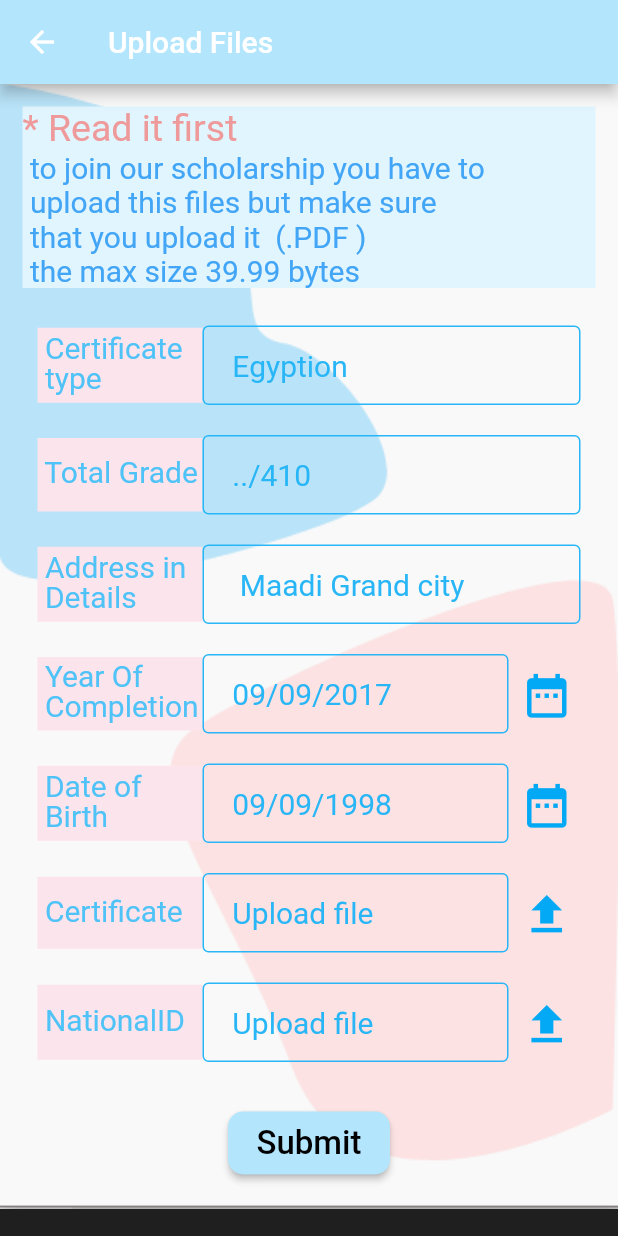
After one commit to Zizu098/Zoda2020, a Flutter app: the Upload screen opened directly, on a phone screen of 412 x 824 dp. The commit adds this screen. Run offline on Flutter 3.47's test engine with Material 2 defaults, Android fonts, the phone set to English and light mode, and no system bars; our stand-ins replace cloud_firestore, dio, email_validator, firebase_auth, firebase_storage, flutter_spinkit and 5 more; missing offline and left inert: custom_switch; accounts and stored records are empty; network calls fail; Roboto replaces fonts that are missing (Georgia, OverpassRegular).

Commit message:
Upload Files Page

```diff
--- a/lib/screens/Home/home.dart
+++ b/lib/screens/Home/home.dart
@@ -397,7 +397,7 @@ class _HomeScreenBottomPartState extends State<HomeScreenBottomPart> {
       child: Column(
         children: [
           Padding(
-            padding: const EdgeInsets.only(right:40.0, left: 40.0),
+            padding: const EdgeInsets.only(right:20.0, left: 20.0),
             child: Card(
               color: Colors.blue[50],
               child: Padding(
--- /dev/null
+++ b/lib/screens/Home/upload.dart
@@ -0,0 +1,514 @@
+import 'package:custom_switch/custom_switch.dart';
+import 'package:firebase_auth/firebase_auth.dart';
+import 'package:flutter/material.dart';
+import 'package:zoda/components/loading/loading.dart';
+import 'package:zoda/database.services/auth.dart';
+import 'package:zoda/database.services/user.service.dart';
+import 'package:zoda/models/userDetail.dart';
+import 'package:zoda/screens/Home/home.dart';
+import 'package:zoda/screens/Home/profile.dart';
+
+class Upload extends StatefulWidget {
+  @override
+  _UploadState createState() => _UploadState();
+}
+
+class _UploadState extends State<Upload> {
+  UserService _userServ = new UserService();
+  final AuthService _auth = AuthService();
+  UserDetail user = new UserDetail();
+  List<UserDetail> u, c;
+
+  var url;
+
+  bool infoWindowVisible = false;
+  bool status = false;
+  String userId;
+  Future<void> getUser() async {
+    FirebaseUser userData = await FirebaseAuth.instance.currentUser();
+    setState(() {
+      userId = userData.uid;
+    });
+    _userServ.getById(userId).then((value) => {
+          this.setState(() {
+            user = value;
+          }),
+          print(user)
+        });
+  }
+
+  void initState() {
+    getUser();
+  }
+
+  createContactPopUp(BuildContext context) {
+    if (!infoWindowVisible) {
+      return showDialog(
+          context: context,
+          builder: (context) {
+            return AlertDialog(
+              title: Text('Contact us'),
+              content: Text('+20 0109 1477 247'),
+              actions: <Widget>[
+                MaterialButton(
+                  elevation: 5.0,
+                  child: Text('Ok'),
+                  onPressed: () {
+                    setState(() {
+                      infoWindowVisible = true;
+                      Navigator.pop(context);
+                    });
+                  },
+                )
+              ],
+            );
+          });
+    }
+  }
+
+  createSettingsPopUp(BuildContext context) {
+    if (!infoWindowVisible) {
+      return showDialog(
+          context: context,
+          builder: (context) {
+            return AlertDialog(
+              title: Text('Settings'),
+              content: Row(
+                mainAxisAlignment: MainAxisAlignment.spaceBetween,
+                children: <Widget>[
+                  Text('Dark mode'),
+                  CustomSwitch(
+                    activeColor: Colors.black,
+                    value: status,
+                    onChanged: (value) {
+                      setState(() {
+                        status = value;
+                        if (status) {
+                          bkColor = Colors.black;
+                        } else {
+                          bkColor = Colors.lightBlue[300];
+                        }
+                      });
+                    },
+                  ),
+                ],
+              ),
+              actions: <Widget>[
+                MaterialButton(
+                  elevation: 5.0,
+                  child: Text('Ok'),
+                  onPressed: () {
+                    setState(() {
+                      infoWindowVisible = true;
+                      Navigator.pop(context);
+                    });
+                  },
+                )
+              ],
+            );
+          });
+    }
+  }
+
+  @override
+  Widget build(BuildContext context) {
+    if (user == null) return Loading();
+    return Scaffold(
+      resizeToAvoidBottomPadding: false,
+      appBar: AppBar(
+        title: Text('Upload Files'),
+        backgroundColor: Colors.lightBlue[100],
+      ),
+
+      body: ListView(
+        children: [
+          Container(
+            height: 750,
+            decoration: new BoxDecoration(
+                image: new DecorationImage(
+                    image: AssetImage("img/upload.png"),
+                    fit: BoxFit.fill,
+                    repeat: ImageRepeat.noRepeat)),
+            child: Column(
+              children: [
+                Padding(
+                  padding: const EdgeInsets.all(15.0),
+                  child: Container(
+                    color: Colors.lightBlue[50],
+                    child: Column(
+                      children: [
+                        Row(
+                          children: [
+                            Text(
+                              '* Read it first',
+                              style: TextStyle(
+                                  fontSize: 25, color: Colors.red[200]),
+                            )
+                          ],
+                        ),
+                        Row(
+                          children: [
+                            Text(
+                              ' to join our scholarship you have to \n upload this files but make sure\n that you upload it  (.PDF )\n the max size 39.99 bytes',
+                              style: TextStyle(
+                                  fontSize: 20, color: Colors.blue[400]),
+                              maxLines: 15,
+                            )
+                          ],
+                        )
+                      ],
+                    ),
+                  ),
+                ),
+                Column(
+                  children: [
+                    Padding(
+                      padding: const EdgeInsets.only(
+                          top: 10.0, right: 25.0, left: 25.0, bottom: 10.0),
+                      child: Row(
+                        children: [
+                          Container(
+                            color: Colors.pink[50],
+                            width: 110,
+                            child: Padding(
+                              padding:
+                                  const EdgeInsets.only(top: 5.0, bottom: 5.0),
+                              child: Text(
+                                ' Certificate\n type ',
+                                style: TextStyle(
+                                    fontSize: 20,
+                                    height: 1.0,
+                                    color: Colors.lightBlue[300]),
+                              ),
+                            ),
+                          ),
+                          Flexible(
+                            child: TextFormField(
+                              style: TextStyle(
+                                  color: Colors.lightBlue[500], fontSize: 20),
+                              decoration: InputDecoration(
+                                enabledBorder: OutlineInputBorder(
+                                  borderSide: BorderSide(
+                                    color: Colors.lightBlue[400],
+                                    width: 1.0,
+                                  ),
+                                ),
+                                contentPadding: new EdgeInsets.symmetric(
+                                    vertical: 15.0, horizontal: 10.0),
+                                hintText: '  Egyption ',
+                                hintStyle: TextStyle(
+                                    color: Colors.lightBlue[400], fontSize: 20.0),
+                              ),
+                              keyboardType: TextInputType.text,
+                            ),
+                          )
+                        ],
+                      ),
+                    ),
+                    Padding(
+                      padding: const EdgeInsets.only(
+                          top: 10.0, right: 25.0, left: 25.0, bottom: 10.0),
+                      child: Row(
+                        children: [
+                          Container(
+                            color: Colors.pink[50],
+                            width: 110,
+                            child: Padding(
+                              padding: const EdgeInsets.only(
+                                  bottom: 15.0, top: 14.0),
+                              child: Text(
+                                ' Total Grade ',
+                                style: TextStyle(
+                                    fontSize: 20,
+                                    height: 1.0,
+                                    color: Colors.lightBlue[300]),
+                              ),
+                            ),
+                          ),
+                          Flexible(
+                            child: TextFormField(
+                                style: TextStyle(
+                                    color: Colors.lightBlue[500], fontSize: 20),
+                                decoration: InputDecoration(
+                                  enabledBorder: OutlineInputBorder(
+                                  borderSide: BorderSide(
+                                    color: Colors.lightBlue[400],
+                                    width: 1.0,
+                                  ),
+                                ),
+                                contentPadding: new EdgeInsets.symmetric(vertical:15.0, horizontal: 10.0),
+                                  hintText: '  ../410 ',
+                                  hintStyle: TextStyle(
+                                      color: Colors.lightBlue[400], fontSize: 20.0),
+                                ),
+                                keyboardType: TextInputType.number),
+                          )
+                        ],
+                      ),
+                    ),
+                    Padding(
+                      padding: const EdgeInsets.only(
+                          top: 10.0, right: 25.0, left: 25.0, bottom: 10.0),
+                      child: Row(
+                        children: [
+                          Container(
+                            color: Colors.pink[50],
+                            width: 110,
+                            child: Padding(
+                              padding:
+                                  const EdgeInsets.only(top: 5.0, bottom: 5.0),
+                              child: Text(
+                                ' Address in \n Details ',
+                                style: TextStyle(
+                                    fontSize: 20,
+                                    height: 1.0,
+                                    color: Colors.lightBlue[300]),
+                              ),
+                            ),
+                          ),
+                          Flexible(
+                            child: TextFormField(
+                                style: TextStyle(
+                                    color: Colors.lightBlue[500], fontSize: 20),
+                                decoration: InputDecoration(
+                                  enabledBorder: OutlineInputBorder(
+                                  borderSide: BorderSide(
+                                    color: Colors.lightBlue[400],
+                                    width: 1.0,
+                                  ),
+                                ),
+                                contentPadding: new EdgeInsets.symmetric(vertical:15.0, horizontal: 10.0),
+                                  hintText: '   Maadi Grand city',
+                                  hintStyle: TextStyle(
+                                      color: Colors.lightBlue[400], fontSize: 20.0),
+                                ),
+                                keyboardType: TextInputType.text),
+                          )
+                        ],
+                      ),
+                    ),
+                    Padding(
+                      padding: const EdgeInsets.only(
+                          top: 10.0, right: 25.0, left: 25.0, bottom: 10.0),
+                      child: Row(
+                        children: [
+                          Container(
+                            color: Colors.pink[50],
+                            width: 110,
+                            child: Padding(
+                              padding:
+                                  const EdgeInsets.only(top: 4.0, bottom: 5.0),
+                              child: Text(
+                                ' Year Of\n Completion ',
+                                style: TextStyle(
+                                    fontSize: 20,
+                                    height: 1.0,
+                                    color: Colors.lightBlue[300]),
+                              ),
+                            ),
+                          ),
+                          Flexible(
+                            child: TextFormField(
+                                style: TextStyle(
+                                    color: Colors.lightBlue[500], fontSize: 20),
+                                decoration: InputDecoration(
+                                  enabledBorder: OutlineInputBorder(
+                                  borderSide: BorderSide(
+                                    color: Colors.lightBlue[400],
+                                    width: 1.0,
+                                  ),
+                                ),
+                                contentPadding: new EdgeInsets.symmetric(vertical:15.0, horizontal: 10.0),
+                                  hintText: '  09/09/2017 ',
+                                  hintStyle: TextStyle(
+                                      color: Colors.lightBlue[400], fontSize: 20.0),
+                                ),
+                                keyboardType: TextInputType.datetime),
+                          ),
+                          IconButton(
+                            icon: Icon(
+                              Icons.date_range,
+                              color: Colors.lightBlue[500],
+                              size: 35,
+                            ),
+                            onPressed: null,
+                          )
+                        ],
+                      ),
+                    ),
+                    Padding(
+                      padding: const EdgeInsets.only(
+                          top: 10.0, right: 25.0, left: 25.0, bottom: 10.0),
+                      child: Row(
+                        children: [
+                          Container(
+                            color: Colors.pink[50],
+                            width: 110,
+                            child: Padding(
+                              padding:
+                                  const EdgeInsets.only(bottom: 5.0, top: 5.0),
+                              child: Text(
+                                ' Date of \n Birth ',
+                                style: TextStyle(
+                                    fontSize: 20,
+                                    height: 1.0,
+                                    color: Colors.lightBlue[300]),
+                              ),
+                            ),
+                          ),
+                          Flexible(
+                            child: TextFormField(
+                              style: TextStyle(
+                                  color: Colors.lightBlue[500], fontSize: 20),
+                              decoration: InputDecoration(
+                                enabledBorder: OutlineInputBorder(
+                                  borderSide: BorderSide(
+                                    color: Colors.lightBlue[400],
+                                    width: 1.0,
+                                  ),
+                                ),
+                                contentPadding: new EdgeInsets.symmetric(vertical:15.0, horizontal: 10.0),
+                                hintText: '  09/09/1998 ',
+                                hintStyle: TextStyle(
+                                    color: Colors.lightBlue[400], fontSize: 20.0),
+                              ),
+                              keyboardType: TextInputType.datetime,
+                            ),
+                          ),
+                          IconButton(
+                            icon: Icon(
+                              Icons.date_range,
+                              color: Colors.lightBlue[500],
+                              size: 35,
+                            ),
+                            onPressed: null,
+                          )
+                        ],
+                      ),
+                    ),
+                    Padding(
+                      padding: const EdgeInsets.only(
+                          top: 10.0, right: 25.0, left: 25.0, bottom: 10.0),
+                      child: Row(
+                        children: [
+                          Container(
+                            color: Colors.pink[50],
+                            width: 110,
+                            child: Padding(
+                              padding: const EdgeInsets.only(
+                                  bottom: 14.0, top: 14.0),
+                              child: Text(
+                                ' Certificate ',
+                                style: TextStyle(
+                                    fontSize: 20,
+                                    height: 1.0,
+                                    color: Colors.lightBlue[300]),
+                              ),
+                            ),
+                          ),
+                          Flexible(
+                            child: TextFormField(
+                                style: TextStyle(
+                                    color: Colors.lightBlue[500], fontSize: 20),
+                                decoration: InputDecoration(
+                                  enabledBorder: OutlineInputBorder(
+                                  borderSide: BorderSide(
+                                    color: Colors.lightBlue[400],
+                                    width: 1.0,
+                                  ),
+                                ),
+                                contentPadding: new EdgeInsets.symmetric(vertical:15.0, horizontal: 10.0),
+                                  hintText: '  Upload file ',
+                                  hintStyle: TextStyle(
+                                      color: Colors.lightBlue[400], fontSize: 20.0),
+                                ),
+                                keyboardType: TextInputType.url),
+                          ),
+                          IconButton(
+                            icon: Icon(
+                              Icons.file_upload,
+                              color: Colors.lightBlue[500],
+                              size: 35,
+                            ),
+                            onPressed: null,
+                          )
+                        ],
+                      ),
+                    ),
+                    Padding(
+                      padding: const EdgeInsets.only(
+                          top: 10.0, right: 25.0, left: 25.0, bottom: 10.0),
+                      child: Row(
+                        children: [
+                          Container(
+                            color: Colors.pink[50],
+                            width: 110,
+                            child: Padding(
+                              padding: const EdgeInsets.only(
+                                  bottom: 15.0, top: 15.0),
+                              child: Text(
+                                ' NationalID ',
+                                style: TextStyle(
+                                    fontSize: 20,
+                                    height: 1.0,
+                                    color: Colors.lightBlue[300]),
+                              ),
+                            ),
+                          ),
+                          Flexible(
+                            child: TextFormField(
+                                style: TextStyle(
+                                    color: Colors.lightBlue[500], fontSize: 20),
+                                decoration: InputDecoration(
+                                  enabledBorder: OutlineInputBorder(
+                                  borderSide: BorderSide(
+                                    color: Colors.lightBlue[400],
+                                    width: 1.0,
+                                  ),
+                                ),
+                                contentPadding: new EdgeInsets.symmetric(vertical:15.0, horizontal: 10.0),
+                                  hintText: '  Upload file ',
+                                  hintStyle: TextStyle(
+                                      color: Colors.lightBlue[400], fontSize: 20.0),
+                                ),
+                                keyboardType: TextInputType.url),
+                          ),
+                          IconButton(
+                            icon: Icon(
+                              Icons.file_upload,
+                              color: Colors.lightBlue[500],
+                              size: 35,
+                            ),
+                            onPressed: null,
+                          )
+                        ],
+                      ),
+                    ),
+                    Padding(
+                      padding: const EdgeInsets.only(top: 20.0),
+                      child: RaisedButton(
+                        color: Colors.lightBlue[100],
+                        padding: const EdgeInsets.all(8.0),
+                        shape: RoundedRectangleBorder(
+                          borderRadius: new BorderRadius.circular(10.0),
+                        ),
+                        child: Text(
+                          '  Submit  ',
+                          style: TextStyle(
+                              color: Colors.black,
+                              fontSize: 22,
+                              fontFamily: 'Georgia'),
+                        ),
+                        onPressed: () {},
+                      ),
+                    )
+                  ],
+                )
+              ],
+            ),
+          )
+        ],
+      ),
+    );
+  }
+}
--- a/lib/screens/authenticate/authenticate.dart
+++ b/lib/screens/authenticate/authenticate.dart
@@ -23,7 +23,7 @@ class _AuthenticateState extends State<Authenticate> {
               ),
             ),
             Text(
-              '"Find your best place"',
+              '"Step to the SUCCESS"',
               style: TextStyle(
                   color: Colors.lightBlue[400],
                   fontSize: 17.0,
@@ -55,7 +55,7 @@ class _AuthenticateState extends State<Authenticate> {
                 Padding(
                   padding: const EdgeInsets.only(left:15.0),
                   child: Text(
-                    'OR',
+                    '  ',
                     textAlign: TextAlign.center,
                     style: TextStyle(
                       fontSize: 25.0,
```
Also changed, not shown: lib/screens/authenticate/register.dart (+58 -62 lines), lib/screens/student/scholarship.dart (+38 -19 lines), lib/screens/student/studentHome.dart (+29 -6 lines), img/upload.png (added), 1 other file.
